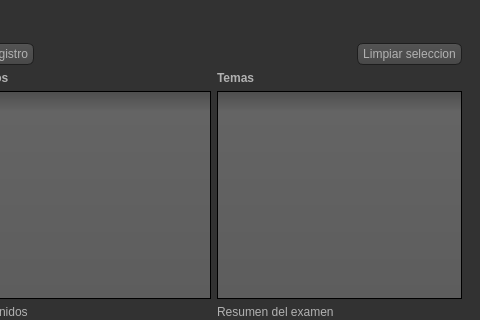
This is resources/ui/MainWindow.ui in WalterCM/QuizMan as Qt 5 draws it before an edit; both pictures show x 320 to 800 and y 0 to 320 of the 800 by 600 pixel window. The edited form follows.
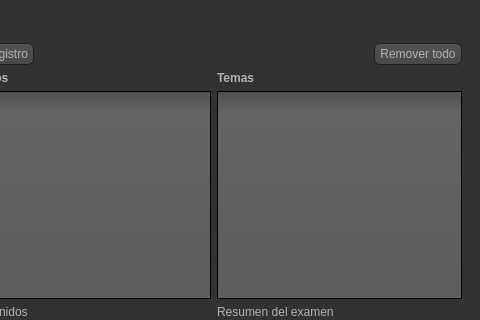
This is the edited form. The open tabs and pages were chosen to show the change. Icons and pictures are not drawn.

What changed in the file:
```diff
--- a/resources/ui/MainWindow.ui
+++ b/resources/ui/MainWindow.ui
@@ -740,7 +740,7 @@
           <item>
            <widget class="QPushButton" name="clearSeleccion">
             <property name="text">
-             <string>Limpiar seleccion</string>
+             <string>Remover todo</string>
             </property>
            </widget>
           </item>
```
Left out of the diff: 13 changed lines with no effect on the pictures.
